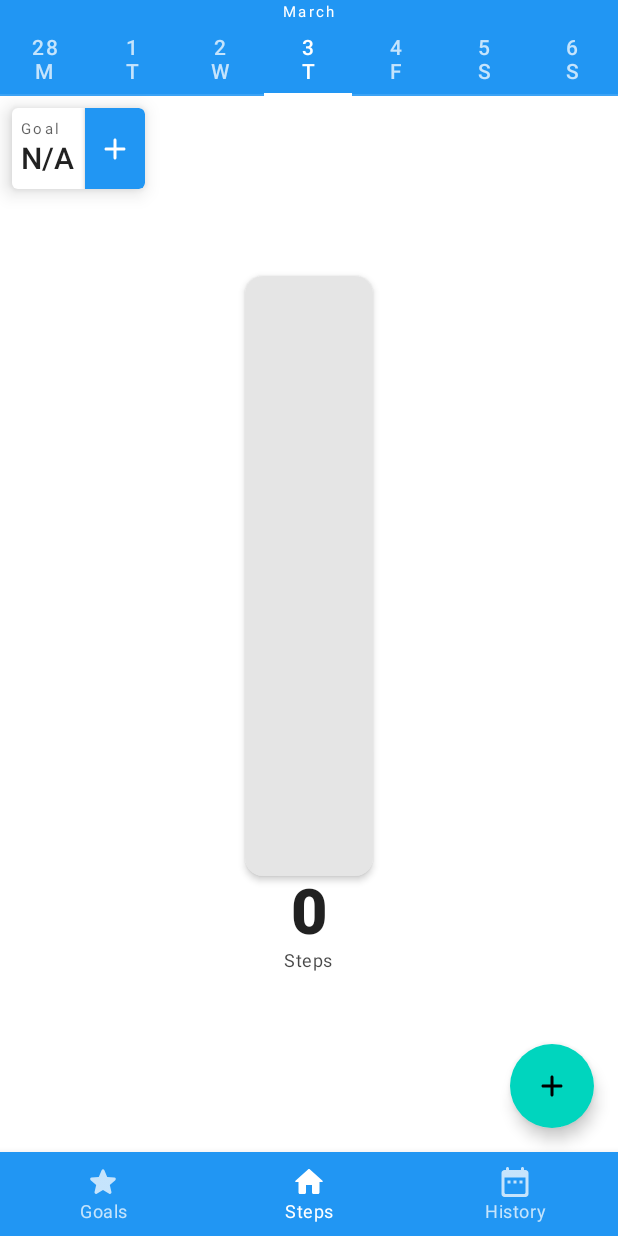
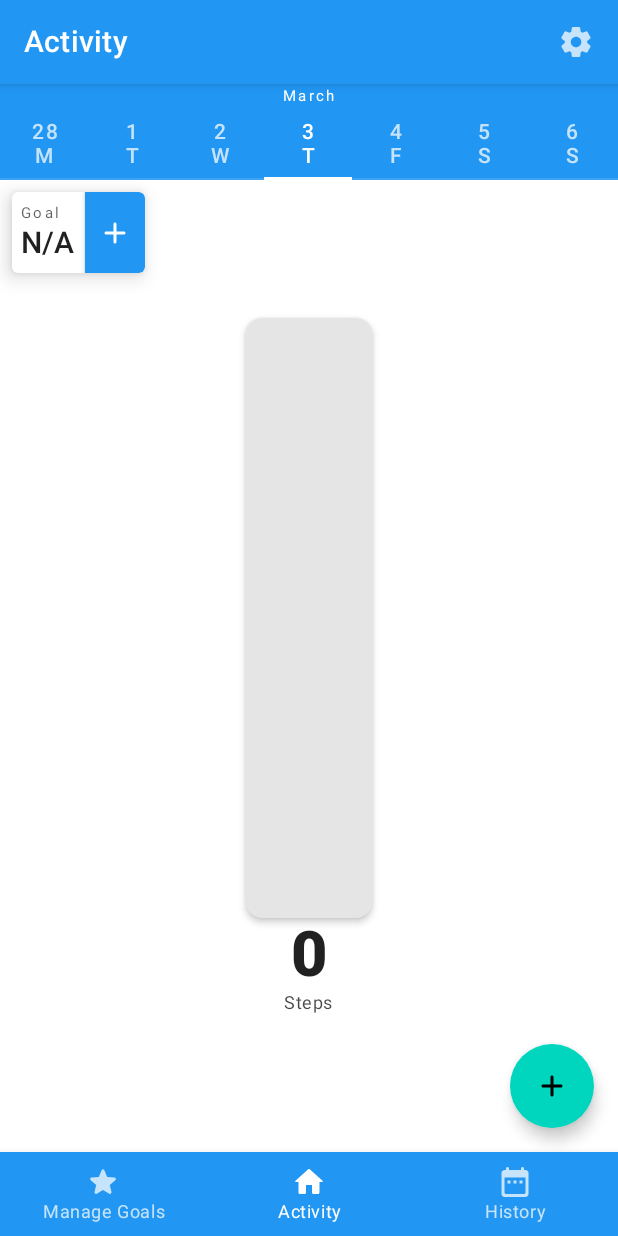
Before and after one commit to fraserb99/cs551-keep-fit-kotlin, an Android app built with Jetpack Compose: the screen it shows after launch (MainActivity), on a phone screen of 412 x 824 dp. Run offline under Robolectric (Android 15) with nearby library versions, the phone set to English and light mode, and no system bars; our stand-ins replace Dagger/Hilt's generated code, Room's generated code, accompanist.

Commit message:
[preferences] show settings on every screen

```diff
--- a/app/src/main/java/com/fraserbell/keepfit/data/dao/GoalDao.kt
+++ b/app/src/main/java/com/fraserbell/keepfit/data/dao/GoalDao.kt
@@ -18,4 +18,7 @@ interface GoalDao {
 
     @Delete
     suspend fun delete(goal: Goal)
+
+    @Query("SELECT COUNT(*) FROM Goal WHERE name=:name")
+    suspend fun getNameCount(name: String): Int
 }
--- a/app/src/main/java/com/fraserbell/keepfit/navigation/KeepFitBottomNav.kt
+++ b/app/src/main/java/com/fraserbell/keepfit/navigation/KeepFitBottomNav.kt
@@ -3,6 +3,8 @@ package com.fraserbell.keepfit.navigation
 import androidx.compose.animation.ExperimentalAnimationApi
 import androidx.compose.foundation.layout.padding
 import androidx.compose.material.*
+import androidx.compose.material.icons.Icons
+import androidx.compose.material.icons.rounded.Settings
 import androidx.compose.runtime.Composable
 import androidx.compose.runtime.getValue
 import androidx.compose.ui.Modifier
@@ -27,12 +29,25 @@ val items = listOf(Screen.Goals, Screen.Steps, Screen.History)
 @Composable
 fun KeepFitBottomNav() {
     val navController = rememberNavController()
+    val navBackStackEntry by navController.currentBackStackEntryAsState()
+    val currentDestination = navBackStackEntry?.destination
+    val currentScreen = items.find { it.route == currentDestination?.route }
 
     Scaffold(
+        topBar = {
+            currentScreen?.let {
+                TopAppBar(
+                    title = {  Text(it.title) },
+                    actions = {
+                        IconButton(onClick = { navController.navigate(Screen.GoalPrefs.route) }) {
+                            Icon(imageVector = Icons.Rounded.Settings, contentDescription = "settings")
+                        }
+                    }
+                )
+            }
+        },
         bottomBar =  {
             BottomNavigation {
-                val navBackStackEntry by navController.currentBackStackEntryAsState()
-                val currentDestination = navBackStackEntry?.destination
                 items.forEach { screen ->
                     BottomNavigationItem(
                         icon = { screen.icon?.let { Icon(it, contentDescription = null) } },
--- a/app/src/main/java/com/fraserbell/keepfit/navigation/Screen.kt
+++ b/app/src/main/java/com/fraserbell/keepfit/navigation/Screen.kt
@@ -8,8 +8,8 @@ import androidx.compose.material.icons.rounded.Star
 import androidx.compose.ui.graphics.vector.ImageVector
 
 sealed class Screen(val route: String, val title: String, val icon: ImageVector? = null) {
-    object Goals : Screen("goals", "Goals", Icons.Rounded.Star)
-    object GoalPrefs : Screen("goals/prefs", "Goal Preferences")
-    object Steps : Screen("steps?initialDate={initialDate}", "Steps", Icons.Rounded.Home)
+    object Goals : Screen("goals", "Manage Goals", Icons.Rounded.Star)
+    object GoalPrefs : Screen("settings", "Settings")
+    object Steps : Screen("steps?initialDate={initialDate}", "Activity", Icons.Rounded.Home)
     object History : Screen("history", "History", Icons.Rounded.DateRange)
 }
--- a/app/src/main/java/com/fraserbell/keepfit/ui/goals/GoalsRepository.kt
+++ b/app/src/main/java/com/fraserbell/keepfit/ui/goals/GoalsRepository.kt
@@ -8,4 +8,5 @@ interface GoalsRepository {
     suspend fun delete(goal: Goal)
     suspend fun add(goal: Goal)
     suspend fun update(goal: Goal)
+    suspend fun getGoalNameCount(name: String): Int
 }
--- a/app/src/main/java/com/fraserbell/keepfit/ui/goals/GoalsRepositoryImpl.kt
+++ b/app/src/main/java/com/fraserbell/keepfit/ui/goals/GoalsRepositoryImpl.kt
@@ -21,4 +21,8 @@ class GoalsRepositoryImpl @Inject constructor(private val goalDao: GoalDao): Goa
     override suspend fun update(goal: Goal) {
         goalDao.updateGoal(goal)
     }
+
+    override suspend fun getGoalNameCount(name: String): Int {
+        return goalDao.getNameCount(name)
+    }
 }
--- a/app/src/main/java/com/fraserbell/keepfit/ui/goals/GoalsViewModel.kt
+++ b/app/src/main/java/com/fraserbell/keepfit/ui/goals/GoalsViewModel.kt
@@ -28,4 +28,9 @@ class GoalsViewModel @Inject constructor(
     fun updateGoalAsync(goal: Goal) = viewModelScope.async {
         goalsRepository.update(goal)
     }
+
+    fun goalNameExists(name: String, maxCount: Int = 0) = viewModelScope.async {
+        val count = goalsRepository.getGoalNameCount(name)
+        return@async count > maxCount
+    }
 }
```
Also changed, not shown: app/src/main/java/com/fraserbell/keepfit/ui/goals/GoalsScreen.kt (+1 -12 lines), app/src/main/java/com/fraserbell/keepfit/ui/goals/composable/GoalFormDialog.kt (+16 -10 lines).
